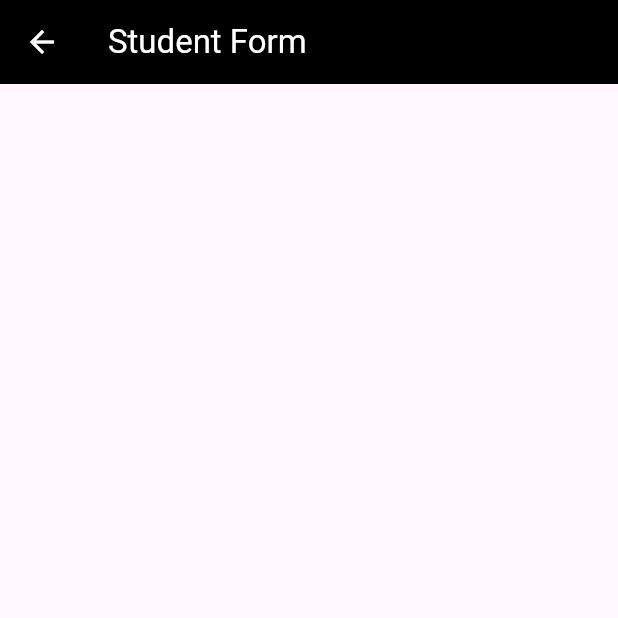
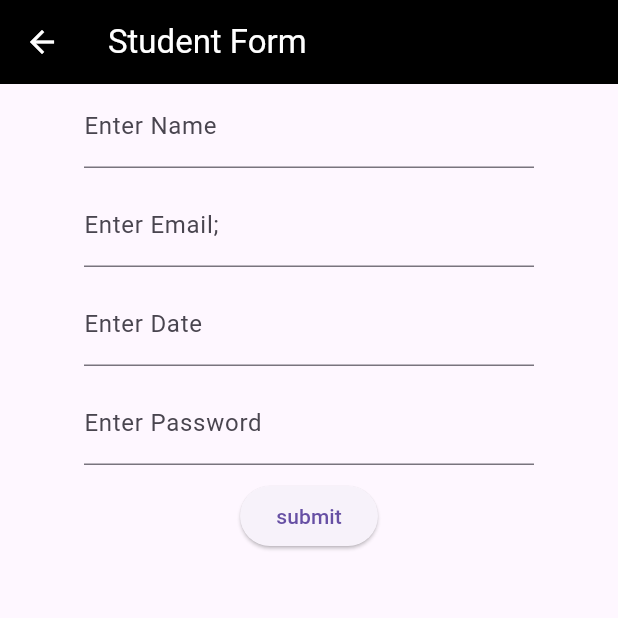
Before and after one commit to Adrein10/flutter3, a Flutter app: the screen it shows after launch, in the side drawer, after a tap on "studentForm", on a phone screen of 412 x 824 dp, the top half of it. Run offline on Flutter 3.47's test engine with Material 3 defaults, Android fonts, the phone set to English and light mode, and no system bars.

Commit message:
created input form with Android emulator

```diff
--- a/lib/homescreen.dart
+++ b/lib/homescreen.dart
@@ -1,3 +1,5 @@
+
+// ignore_for_file: library_private_types_in_public_api
 
 import 'package:assign/product.dart';
 import 'package:assign/studentform.dart';
--- a/lib/product.dart
+++ b/lib/product.dart
@@ -1,4 +1,6 @@
 
+
+// ignore_for_file: use_super_parameters, library_private_types_in_public_api
 
 import 'package:flutter/material.dart';
 class Product extends StatefulWidget {
--- a/lib/studentform.dart
+++ b/lib/studentform.dart
@@ -1,20 +1,96 @@
+// ignore_for_file: avoid_unnecessary_containers
+
 import 'package:flutter/material.dart';
 class Studentform extends StatefulWidget {
   const Studentform({ super.key });
 
   @override
+  // ignore: library_private_types_in_public_api
   _StudentformState createState() => _StudentformState();
 }
 
 class _StudentformState extends State<Studentform> {
   @override
   Widget build(BuildContext context) {
+    final username = TextEditingController();
+    final useremail = TextEditingController();
+    final userdate = TextEditingController();
+    final userpass = TextEditingController();
+    void onclick(String username,String useremail,String userdate,String userpass){
+      // ignore: prefer_interpolation_to_compose_strings, avoid_print
+      print("Name = "+username+
+      "\nEmail = "+useremail+
+      "\nDate = "+ userdate+
+      "\nPassword = "+userpass);
+    }
+
     return Scaffold(
       appBar: AppBar(
         title: const Text("Student Form"),
         foregroundColor: Colors.white,
         backgroundColor: Colors.black,
       ),
+      body: Center(
+        child:
+        SizedBox(
+          width: 300,
+          child:    Column(
+          children: [
+             Container(
+              child: TextField(
+                controller: username,
+                keyboardType: TextInputType.name,
+                decoration: const InputDecoration(
+                labelText: "Enter Name"
+              ),
+              ),
+            ),
+            const SizedBox(
+              height: 10,
+            ),
+            Container(
+              child: TextField(
+                controller: useremail,
+                keyboardType: TextInputType.emailAddress,
+                decoration: const InputDecoration(
+                labelText: "Enter Email;"
+              ),
+              ),
+            ),
+            const SizedBox(
+              height: 10,
+            ),
+            Container(
+              child: TextField(
+                controller: userdate,
+                keyboardType: TextInputType.datetime,
+                decoration: const InputDecoration(
+                labelText: "Enter Date"
+              ),
+              ),
+            ),
+            const SizedBox(
+              height: 10,
+            ),
+            Container(
+              child: TextField(
+                controller: userpass,
+                obscureText: true,
+                decoration: const InputDecoration(
+                labelText: "Enter Password"
+              ),
+              ),
+            ),
+            const SizedBox(
+              height: 10,
+            ),
+            ElevatedButton(onPressed: ()=> onclick(username.text, useremail.text, userdate.text, userpass.text), child: const Text("submit"))
+          ],
+        ),
+        )
+
+
+      ),
     );
   }
 }
```
Also changed, not shown: 1 other file.
